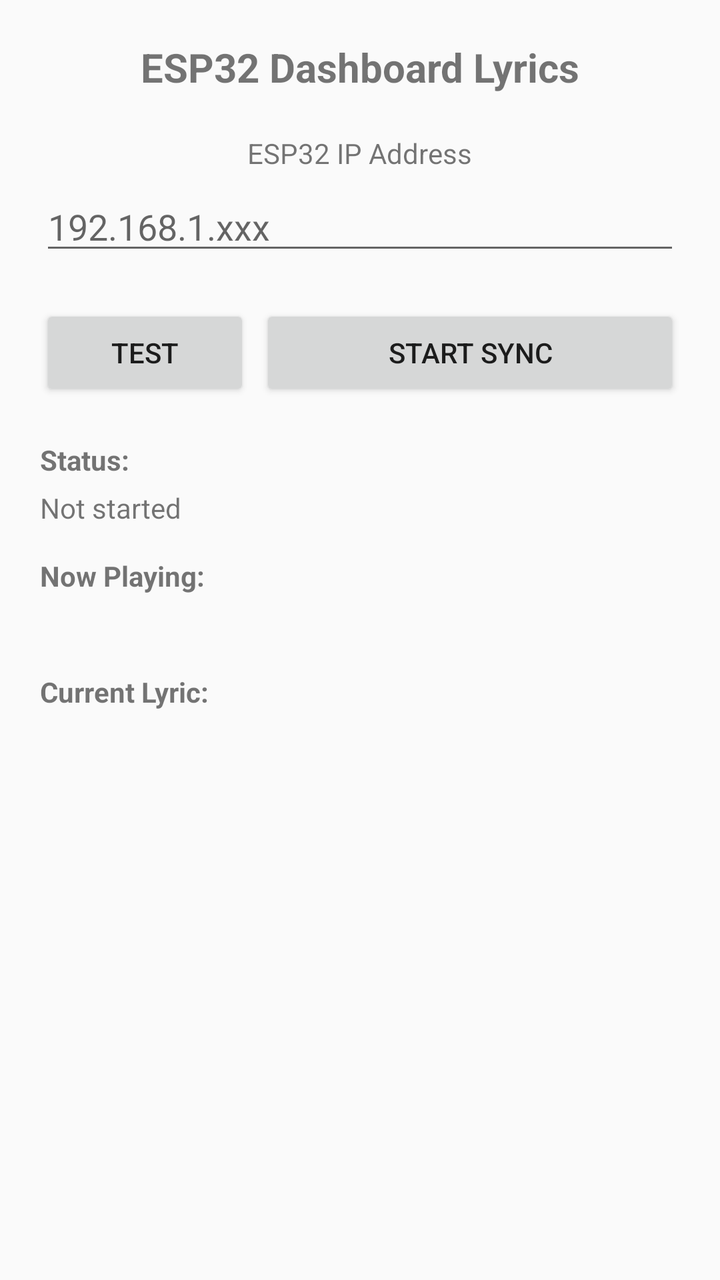
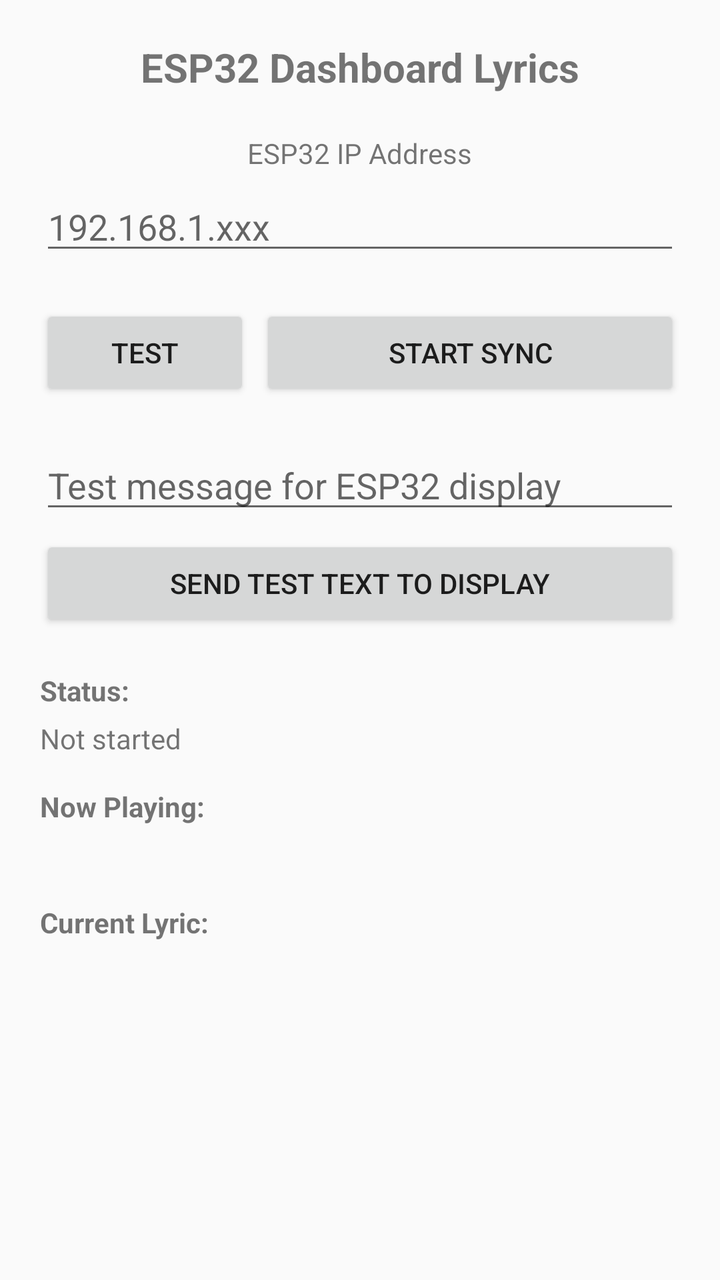

The first picture is an Android layout as it rendered before a commit; the second is the same layout after the commit. The layout source and the unified diff follow.
<!-- AndroidManifest.xml: application theme Theme.ESPDashboardLyrics -->
<!-- res/layout/activity_main.xml -->
<?xml version="1.0" encoding="utf-8"?>
<LinearLayout xmlns:android="http://schemas.android.com/apk/res/android"
    android:layout_width="match_parent"
    android:layout_height="match_parent"
    android:orientation="vertical"
    android:padding="20dp"
    android:gravity="center_horizontal">

    <TextView
        android:layout_width="wrap_content"
        android:layout_height="wrap_content"
        android:text="ESP32 Dashboard Lyrics"
        android:textSize="20sp"
        android:textStyle="bold"
        android:layout_marginBottom="20dp" />

    <TextView
        android:layout_width="wrap_content"
        android:layout_height="wrap_content"
        android:text="ESP32 IP Address"
        android:layout_marginBottom="5dp" />

    <EditText
        android:id="@+id/ipInput"
        android:layout_width="match_parent"
        android:layout_height="wrap_content"
        android:hint="192.168.1.xxx"
        android:inputType="phone"
        android:layout_marginBottom="20dp" />

    <LinearLayout
        android:layout_width="match_parent"
        android:layout_height="wrap_content"
        android:orientation="horizontal"
        android:layout_marginBottom="20dp">

        <Button
            android:id="@+id/testButton"
            android:layout_width="0dp"
            android:layout_height="wrap_content"
            android:layout_weight="1"
            android:text="TEST"
            android:layout_marginEnd="5dp" />

        <Button
            android:id="@+id/toggleButton"
            android:layout_width="0dp"
            android:layout_height="wrap_content"
            android:layout_weight="2"
            android:text="START SYNC" />

    </LinearLayout>

    <TextView
        android:layout_width="match_parent"
        android:layout_height="wrap_content"
        android:text="Status:"
        android:textStyle="bold"
        android:layout_marginBottom="5dp" />

    <TextView
        android:id="@+id/statusText"
        android:layout_width="match_parent"
        android:layout_height="wrap_content"
        android:text="Not started"
        android:textSize="14sp"
        android:layout_marginBottom="15dp" />

    <TextView
        android:layout_width="match_parent"
        android:layout_height="wrap_content"
        android:text="Now Playing:"
        android:textStyle="bold"
        android:layout_marginBottom="5dp" />

    <TextView
        android:id="@+id/songText"
        android:layout_width="match_parent"
        android:layout_height="wrap_content"
        android:text=""
        android:textSize="14sp"
        android:layout_marginBottom="15dp" />

    <TextView
        android:layout_width="match_parent"
        android:layout_height="wrap_content"
        android:text="Current Lyric:"
        android:textStyle="bold"
        android:layout_marginBottom="5dp" />

    <TextView
        android:id="@+id/lyricText"
        android:layout_width="match_parent"
        android:layout_height="wrap_content"
        android:text=""
        android:textSize="16sp"
        android:textStyle="italic" />

</LinearLayout>
<!-- resources referenced by this layout -->
<resources>
  <style name="Theme.ESPDashboardLyrics" parent="Theme.AppCompat.Light.DarkActionBar">
          <item name="colorPrimary">#FF2980B9</item>
          <item name="colorPrimaryDark">#FF1A5276</item>
          <item name="colorAccent">#FF3498DB</item>
      </style>
</resources>

<!-- the commit's change to res/layout/activity_main.xml (unified diff, before → after) -->
@@ -51,6 +51,21 @@
 
     </LinearLayout>
 
+    <EditText
+        android:id="@+id/testTextInput"
+        android:layout_width="match_parent"
+        android:layout_height="wrap_content"
+        android:hint="Test message for ESP32 display"
+        android:inputType="text"
+        android:layout_marginBottom="6dp" />
+
+    <Button
+        android:id="@+id/sendTestTextButton"
+        android:layout_width="match_parent"
+        android:layout_height="wrap_content"
+        android:text="SEND TEST TEXT TO DISPLAY"
+        android:layout_marginBottom="20dp" />
+
     <TextView
         android:layout_width="match_parent"
         android:layout_height="wrap_content"
